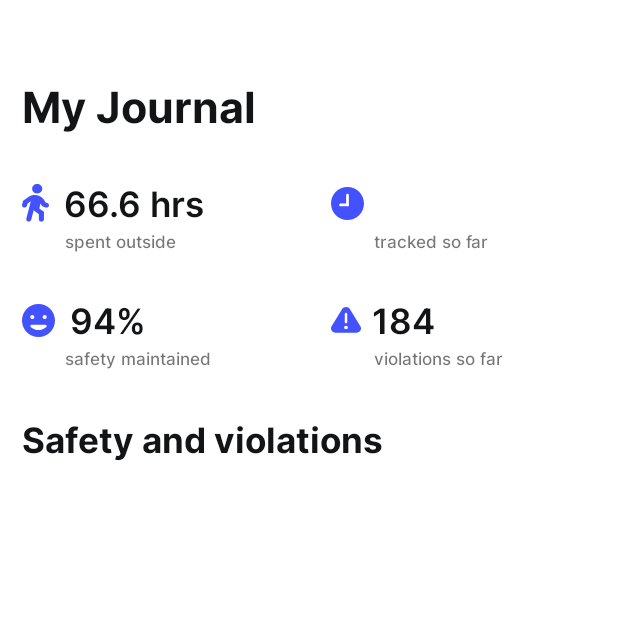
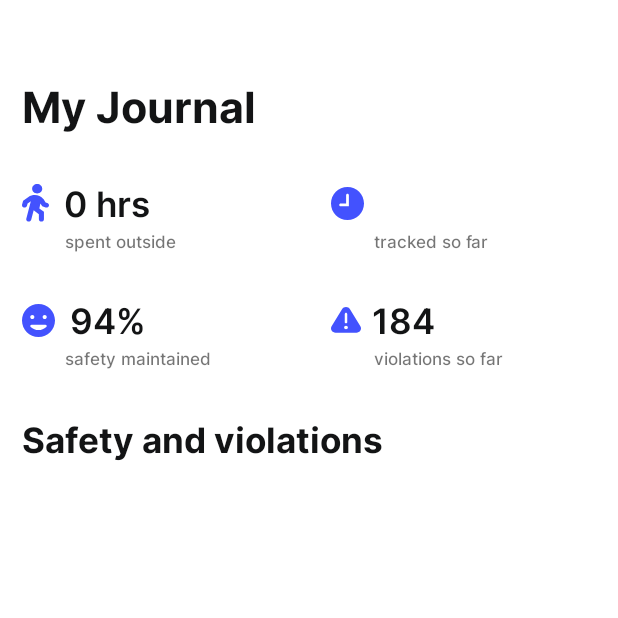
Before and after one commit to Grappus/Android-AR-Keep-Distance, an Android app: the MyJournalFragment screen opened through its navigation route, on a phone screen of 412 x 824 dp, the top half of it. Run offline under Robolectric (Android 15) with nearby library versions, the phone set to English and light mode, and no system bars; our stand-ins replace RxJava, data binding; network calls fail.

Commit message:
fix: ui issues.

```diff
--- a/ar/src/main/java/android/tesseract/jio/covid19/ar/journal/MyJournalFragment.kt
+++ b/ar/src/main/java/android/tesseract/jio/covid19/ar/journal/MyJournalFragment.kt
@@ -58,7 +58,7 @@ class MyJournalFragment : Fragment(), MyJournalViewModel.Navigator {
         }
         binding.run {
             tvTotalTrackedTime.text = duration
-            tvTotalSafetyPercent.text = "${data.safetyRate.toInt()}%"
+            tvTotalSafetyPercent.text = if(data.safetyRate > 100f) "100%" else "${data.safetyRate.toInt()}%"
             tvTotalViolation.text = data.totalViolations.toString()
         }
     }
--- a/ar/src/main/res/layout/fragment_end_session.xml
+++ b/ar/src/main/res/layout/fragment_end_session.xml
@@ -76,6 +76,7 @@
                     android:layout_height="wrap_content"
                     android:orientation="vertical"
                     app:layout_constraintStart_toStartOf="parent"
+                    app:layout_constraintEnd_toStartOf="@id/endSessionSafetyDivider"
                     app:layout_constraintTop_toTopOf="parent">
 
                     <TextView
@@ -109,6 +110,7 @@
                     android:contentDescription="@null"
                     app:layout_constraintStart_toEndOf="@id/endSessionSafetyPercentLayout"
                     app:layout_constraintTop_toTopOf="parent"
+                    app:layout_constraintEnd_toStartOf="@id/endSessionTimeLayout"
                     app:srcCompat="@drawable/ic_path_divider" />
 
                 <LinearLayout
@@ -118,6 +120,7 @@
                     android:layout_marginStart="@dimen/_12DP"
                     android:orientation="vertical"
                     app:layout_constraintStart_toEndOf="@id/endSessionSafetyDivider"
+                    app:layout_constraintEnd_toStartOf="@id/endSessionTimeDivider"
                     app:layout_constraintTop_toTopOf="parent">
 
                     <TextView
@@ -150,6 +153,7 @@
                     android:contentDescription="@null"
                     app:layout_constraintStart_toEndOf="@id/endSessionTimeLayout"
                     app:layout_constraintTop_toTopOf="parent"
+                    app:layout_constraintEnd_toStartOf="@id/endSessionSafetyViolationsLayout"
                     app:srcCompat="@drawable/ic_path_divider" />
 
                 <LinearLayout
@@ -158,6 +162,7 @@
                     android:layout_height="wrap_content"
                     android:layout_marginStart="@dimen/_12DP"
                     android:orientation="vertical"
+                    app:layout_constraintEnd_toEndOf="parent"
                     app:layout_constraintStart_toEndOf="@id/endSessionTimeDivider"
                     app:layout_constraintTop_toTopOf="parent">
 
--- a/ar/src/main/res/layout/fragment_journal.xml
+++ b/ar/src/main/res/layout/fragment_journal.xml
@@ -38,7 +38,7 @@
             android:drawableStart="@drawable/ic_start_walking"
             android:drawablePadding="@dimen/_7DP"
             android:drawableTint="@color/appBlueColor"
-            android:text="66.6 hrs"
+            android:text="0 hrs"
             android:textColor="@color/textColorBlack"
             android:textSize="@dimen/_16SP"
             android:textStyle="bold"
--- a/ar/src/main/res/layout/layout_leaderboard.xml
+++ b/ar/src/main/res/layout/layout_leaderboard.xml
@@ -33,7 +33,7 @@
                 app:layout_constraintStart_toStartOf="parent"
                 app:layout_constraintTop_toTopOf="parent" />
 
-            <androidx.appcompat.widget.AppCompatButton
+            <!--<androidx.appcompat.widget.AppCompatButton
                 android:id="@+id/btnNearYou"
                 android:layout_width="wrap_content"
                 android:layout_height="@dimen/_21DP"
@@ -52,7 +52,7 @@
                 app:layout_anchorGravity="center_horizontal"
                 app:layout_constraintEnd_toEndOf="parent"
                 app:layout_constraintTop_toTopOf="parent"
-                tools:visibility="visible" />
+                tools:visibility="visible" />-->
 
             <androidx.recyclerview.widget.RecyclerView
                 android:id="@+id/rvLeadboard"
--- a/ar/src/main/res/values/colors.xml
+++ b/ar/src/main/res/values/colors.xml
@@ -4,7 +4,7 @@
     <color name="colorPrimaryDark">#22297a</color>
     <color name="colorAccent">#4352FE</color>
 
-    <color name="white">#ffffff</color>
+    <color name="white">#FFFFFFFF</color>
     <color name="white2">#F8F8F8</color>
     <color name="baseBgColor">#22297a</color>
     <color name="startButtonColor">#4352fe</color>
```
Also changed, not shown: ar/src/main/java/android/tesseract/jio/covid19/ar/core/sessions/start/LeaderBoardAdapter.kt (+6 -7 lines), ar/src/main/java/android/tesseract/jio/covid19/ar/core/sessions/start/SessionStartFragment.kt (+18 -0 lines), ar/src/main/res/layout/item_leaderboard.xml (+5 -4 lines).
